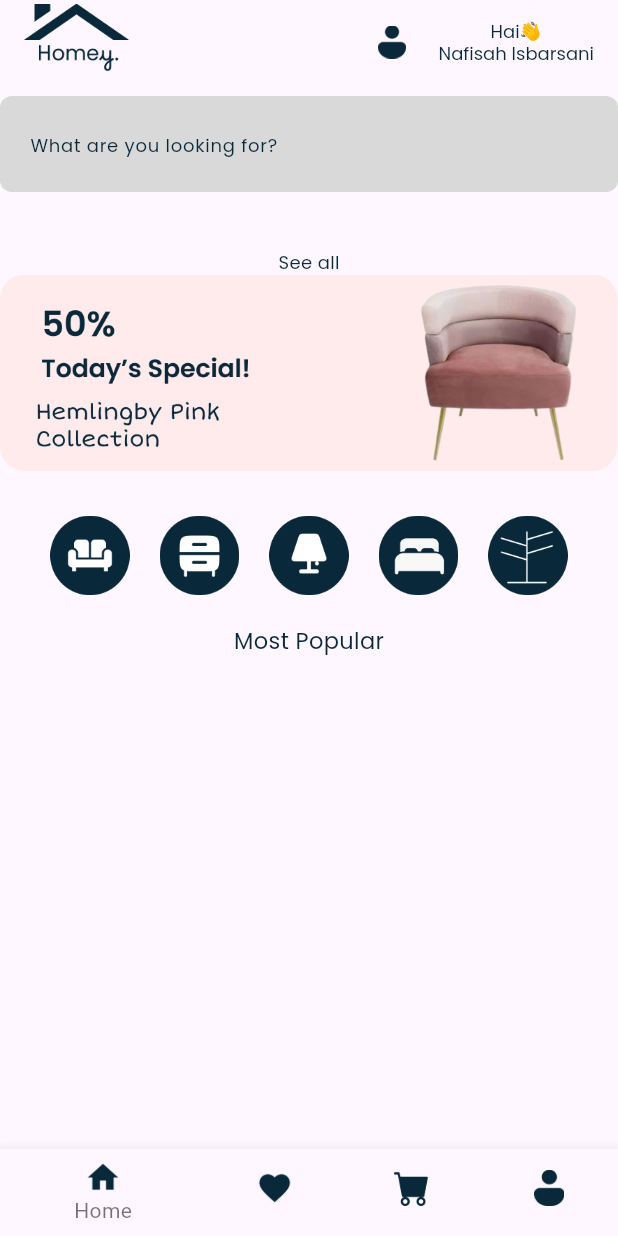
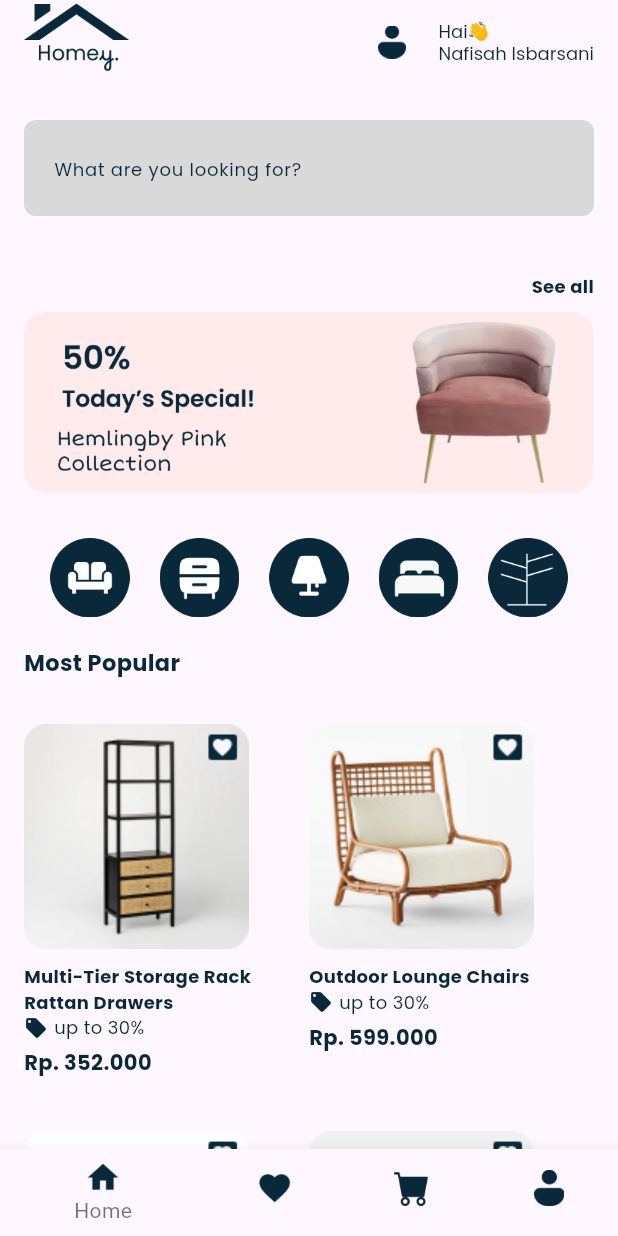
Before and after one commit to nafisahisbarsani/homey, a Flutter app: the screen it shows after launch, after a tap on "Login", on a phone screen of 412 x 824 dp. Run offline on Flutter 3.47's test engine with Material 3 defaults, Android fonts, the light colour scheme and no system bars; our stand-ins replace get, google_fonts.

Commit message:
fix login and home UI

```diff
--- a/lib/pages/login.dart
+++ b/lib/pages/login.dart
@@ -4,6 +4,7 @@ import 'package:get/get.dart';
 import 'package:homey/widgets/my_button.dart';
 import 'package:homey/widgets/my_color.dart';
 import 'package:homey/widgets/my_text.dart';
+import 'package:homey/widgets/my_text_button.dart';
 import 'package:homey/widgets/my_text_field.dart';
 
 class Login extends StatelessWidget {
@@ -27,7 +28,27 @@ class Login extends StatelessWidget {
                   SizedBox(height: 20),
                   MyButton(text: "Login", color: textColor, onPressed: (){Get.toNamed('HomePage');}, fontSize: 17),
                   SizedBox(height: 15),
-                  Center(child: MyText(text: "or login with", color: textColor, fontsize: 15)),
+                  Center(child: MyText(text: "or login with", color: textColor, fontsize: 15, fontWeight: FontWeight.normal,)),
+                  SizedBox(height: 35,),
+                  Row(
+                    mainAxisAlignment: MainAxisAlignment.center,
+                    children: [
+                      Image.asset("assets/google.png", width: 35, height: 35,),
+                      SizedBox(width: 40,),
+                      Icon(Icons.apple, size: 47,),
+                      SizedBox(width: 40, ),
+                      Icon(Icons.facebook, color: facebookColor, size: 45,),
+
+                    ],
+                  ),
+                  SizedBox(height: 35,),
+                  Row(
+                    mainAxisAlignment: MainAxisAlignment.center,
+                    children: [
+                      MyText(text: "Don't have account? ", color: textColor, fontsize: 16, fontWeight: FontWeight.normal),
+                      MyTextButton(text: "Sign in here", onPressed: (){}, textColor: textColor, fontSize: 16, fontWeight: FontWeight.bold)
+                    ],
+                  )
                 ],
               ),
             ),
--- a/lib/pages/menus/cart.dart
+++ b/lib/pages/menus/cart.dart
@@ -23,7 +23,7 @@ class Cart extends StatelessWidget {
               height: 27,
             ),
             SizedBox(width: 15,),
-            MyText(text: "My Cart", color: textColor, fontsize: 25)
+            MyText(text: "My Cart", color: textColor, fontsize: 25, fontWeight: FontWeight.normal,)
           ],
         ),
         elevation: 0,
@@ -43,7 +43,7 @@ class Cart extends StatelessWidget {
                   ),
                 ),
                 SizedBox(width: 16,),
-                Expanded(child: MyCartItem(text: 'Wooden chair', color: Colors.brown, price: 'Rp.500.000',
+                Expanded(child: MyCartItem(text: 'Wooden chair', color: Colors.brown, price: 'Rp.500.000', showDiscount: false, showColor: true, discount: '',
                 )),
                 Column(
                   children: [
--- a/lib/pages/menus/home.dart
+++ b/lib/pages/menus/home.dart
@@ -1,5 +1,6 @@
 import 'package:flutter/cupertino.dart';
 import 'package:flutter/material.dart';
+import 'package:homey/widgets/my_cart_item.dart';
 import 'package:homey/widgets/my_color.dart';
 import 'package:homey/widgets/my_text.dart';
 import 'package:homey/widgets/my_text_field.dart';
@@ -20,20 +21,33 @@ class Home extends StatelessWidget {
            Image.asset("assets/account.png", width: 22, height: 22,),
            SizedBox(width: 20,),
            Column(
+             crossAxisAlignment: CrossAxisAlignment.start,
              children: [
-               MyText(text: "Hai👋", color: textColor, fontsize: 12),
-               MyText(text: "Nafisah Isbarsani", color: textColor, fontsize: 12)
+               MyText(text: "Hai👋", color: textColor, fontsize: 12, fontWeight: FontWeight.normal,),
+               MyText(text: "Nafisah Isbarsani", color: textColor, fontsize: 12, fontWeight: FontWeight.normal,)
              ],
            )
          ],
        ),
      ),
-      body:  Center(
+      body:  SingleChildScrollView(
+        child: Padding(
+          padding: const EdgeInsets.all(16.0),
           child: Column(
+            crossAxisAlignment: CrossAxisAlignment.start,
             children: [
               MyTextField(hintText: "What are you looking for?", isObsecure: false, fontsize: 12),
               SizedBox(height: 30,),
-            MyText(text: "See all", color: textColor, fontsize: 12),
+              Align(
+                alignment: Alignment.centerRight,
+                child: MyText(
+                  text: "See all",
+                  color: textColor,
+                  fontsize: 12,
+                  fontWeight: FontWeight.bold,
+                ),
+              ),
+              SizedBox(height: 9,),
               Image.asset("assets/special.png",),
               SizedBox(height: 30,),
               Row(
@@ -50,11 +64,68 @@ class Home extends StatelessWidget {
                   Image.asset("assets/hanger.png", width: 53, height: 53,),
                 ],
             ),
-            SizedBox(height: 20,),
-            MyText(text: "Most Popular", color: textColor, fontsize: 15)
+              SizedBox(height: 20, ),
+              MyText(text: "Most Popular", color: textColor, fontsize: 15, fontWeight: FontWeight.bold,),
+              SizedBox(height: 30,),
+              GridView.count(
+                crossAxisCount: 2,
+                childAspectRatio: 0.7,
+                shrinkWrap: true,
+                physics: NeverScrollableScrollPhysics(),
+                children: [
+                  Column(
+                    crossAxisAlignment: CrossAxisAlignment.start,
+                    children: [
+                      Image.asset("assets/lemaritinggi.png"),
+                      SizedBox(height: 10),
+                     MyCartItem(text: "Multi-Tier Storage Rack Rattan Drawers", color: textColor, price: "Rp. 352.000", showDiscount: true, showColor: false, discount: "up to 30%")
                     ],
                   ),
-
+                  Column(
+                    crossAxisAlignment: CrossAxisAlignment.start,
+                    children: [
+                      Image.asset("assets/lougechair.png"),
+                      SizedBox(height: 10),
+                      MyCartItem(text: "Outdoor Lounge Chairs", color: textColor, price: "Rp. 599.000", showDiscount: true, showColor: false, discount: "up to 30%")
+                    ],
+                  ),
+                  Column(
+                    crossAxisAlignment: CrossAxisAlignment.start,
+                    children: [
+                      Image.asset("assets/matras.png"),
+                      SizedBox(height: 10),
+                      MyCartItem(text: " Dreamy Pink Velvet    Mattress", color: textColor, price: "Rp. 3.750.550", showDiscount: true, showColor: false, discount: "up to 10%")
+                    ],
+                  ),
+                  Column(
+                    crossAxisAlignment: CrossAxisAlignment.start,
+                    children: [
+                      Image.asset("assets/sofa-curved.png"),
+                      SizedBox(height: 10),
+                      MyCartItem(text: "Tokio Curved Sofa", color: textColor, price: "Rp. 2.550.000", showDiscount: true, showColor: false, discount: "up to 19%")
+                    ],
+                  ),
+                  Column(
+                    crossAxisAlignment: CrossAxisAlignment.start,
+                    children: [
+                      Image.asset("assets/woodlamp.png"),
+                      SizedBox(height: 10),
+                      MyCartItem(text: "Ledger Wooden Table        Lamp", color: textColor, price: "Rp. 280.000", showDiscount: false, showColor: false, discount: "")
+                    ],
+                  ),
+                  Column(
+                    crossAxisAlignment: CrossAxisAlignment.start,
+                    children: [
+                      Image.asset("assets/beanbag.png"),
+                      SizedBox(height: 10),
+                      MyCartItem(text: "Lounging Mighty Quilted Bean Bag", color: textColor, price: "Rp. 800.000", showDiscount: true, showColor: false, discount: "up to 20%")
+                    ],
+                  ),
+                ],
+              )
+            ],
+          ),
+        ),
       ),
     );
   }
--- a/lib/pages/menus/profile.dart
+++ b/lib/pages/menus/profile.dart
@@ -21,7 +21,7 @@ class Profile extends StatelessWidget {
           height: 30,
         ),
               SizedBox(width: 20,),
-              MyText(text: "My Profile", color: textColor, fontsize: 25)
+              MyText(text: "My Profile", color: textColor, fontsize: 25, fontWeight: FontWeight.normal,)
         ]
         ),
       ),
--- a/lib/pages/menus/wishlist.dart
+++ b/lib/pages/menus/wishlist.dart
@@ -22,7 +22,7 @@ class Wishlist extends StatelessWidget {
           height: 36,
         ),
               SizedBox(width: 15,),
-              MyText(text: "My Wishlist", color: textColor, fontsize: 25)
+              MyText(text: "My Wishlist", color: textColor, fontsize: 25, fontWeight: FontWeight.normal,)
             ],
         ),
       ),
--- a/lib/widgets/my_cart_item.dart
+++ b/lib/widgets/my_cart_item.dart
@@ -7,9 +7,17 @@ class MyCartItem extends StatelessWidget {
   final String text;
   final Color color;
   final String price;
+  final bool showDiscount;
+  final bool showColor;
+  final String discount;
+
   const MyCartItem({super.key,
     required this.text,
-    required this.color, required this.price});
+    required this.color,
+    required this.price,
+    required this.showDiscount,
+    required this.showColor,
+    required this.discount});
 
   @override
   Widget build(BuildContext context) {
@@ -19,16 +27,34 @@ class MyCartItem extends StatelessWidget {
         Text(
           text,
           style: GoogleFonts.poppins(
-            fontSize: 14,
+            fontSize: 12,
             fontWeight: FontWeight.bold,
             color: textColor
           ),
         ),
         Row(
           children: [
-            Icon(Icons.circle, color: color,)
+            if(showColor) ...[
+              Icon(Icons.circle, color: color),
+            ]
           ],
         ),
+        if (showDiscount) ...[
+          SizedBox(width: 10),
+          Row(
+            children: [
+              Icon(Icons.local_offer, color:textColor, size: 16),
+              SizedBox(width: 4,),
+              Text(
+                discount,
+                style: GoogleFonts.poppins(
+                  fontSize: 12,
+                  color: textColor,
+                ),
+              ),
+            ],
+          ),
+        ],
         SizedBox(height: 5,),
         Text(price,
         style: GoogleFonts.poppins(
--- a/lib/widgets/my_color.dart
+++ b/lib/widgets/my_color.dart
@@ -4,3 +4,5 @@ import 'package:flutter/material.dart';
 const Color textColor = Color(0xFF09283A);
 const Color textFieldColor = Color(0xFFD9D9D9);
 const Color firstColor = Color(0xFFFFFFFF);
+const Color chairColor = Color(0xFF5E351F);
+const Color facebookColor = Color(0xFF448AFF);
--- a/lib/widgets/my_text.dart
+++ b/lib/widgets/my_text.dart
@@ -6,11 +6,13 @@ class MyText extends StatelessWidget {
   final String text;
   final Color color;
   final double fontsize;
+  final FontWeight fontWeight;
 
   const MyText({super.key,
     required this.text,
     required this.color,
-    required this.fontsize});
+    required this.fontsize,
+    required this.fontWeight});
 
   @override
   Widget build(BuildContext context) {
@@ -19,6 +21,7 @@ class MyText extends StatelessWidget {
       style: GoogleFonts.poppins(
         color: textColor,
         fontSize: fontsize,
+        fontWeight: fontWeight,
       )
     );
   }
--- /dev/null
+++ b/lib/widgets/my_text_button.dart
@@ -0,0 +1,34 @@
+import 'package:flutter/cupertino.dart';
+import 'package:flutter/material.dart';
+import 'package:google_fonts/google_fonts.dart';
+
+class MyTextButton extends StatelessWidget {
+  final String text;
+  final VoidCallback onPressed;
+  final Color textColor;
+  final double fontSize;
+  final FontWeight fontWeight;
+
+  const MyTextButton({super.key,
+    required this.text,
+    required this.onPressed,
+    required this.textColor,
+    required this.fontSize,
+    required this.fontWeight});
+
+  @override
+  Widget build(BuildContext context) {
+    return TextButton(
+        onPressed: onPressed,
+        style: TextButton.styleFrom(
+          padding: EdgeInsets.zero, // Remove default padding for more control
+        ),
+        child: Text(
+          text,
+          style: GoogleFonts.poppins(
+            color: textColor,
+            fontSize: fontSize
+          ),
+        ));
+  }
+}
```
Also changed, not shown: pubspec.yaml (+7 -0 lines), assets/beanbag.png (added), assets/google.png (added), assets/lemaritinggi.png (added), assets/lougechair.png (added), assets/matras.png (added), assets/sofa-curved.png (added), assets/woodlamp.png (added). Lines whose indentation alone changed are shown as unchanged.
